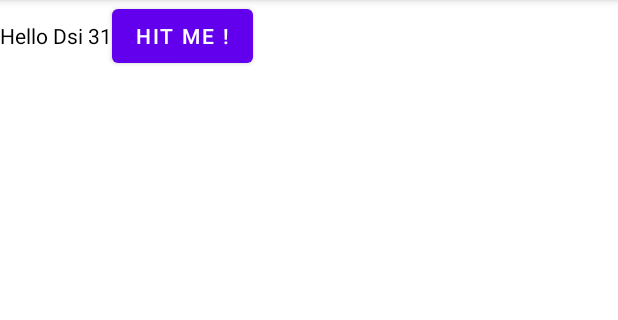
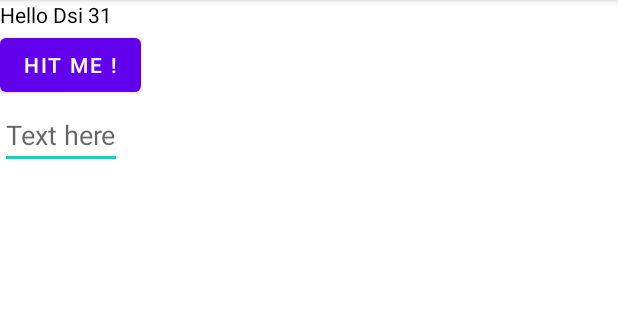
Before and after one commit to MyDevMobileCourse/RevisionExamTp, an Android app: the screen it shows after launch (MainActivity), after a tap on "HIT ME !", on a phone screen of 412 x 824 dp, the part 84-404 px from its top. Run offline under Robolectric (Android 15) with nearby library versions, the phone set to English and light mode, and no system bars.

Commit message:
add edit Text

```diff
--- a/app/src/main/java/com/example/examtprevision/MainActivity.kt
+++ b/app/src/main/java/com/example/examtprevision/MainActivity.kt
@@ -4,23 +4,31 @@ import android.graphics.Color
 import androidx.appcompat.app.AppCompatActivity
 import android.os.Bundle
 import android.widget.Button
+import android.widget.EditText
 import android.widget.TextView
 import androidx.core.view.isVisible
 
 class MainActivity : AppCompatActivity() {
     lateinit var myText :TextView
     lateinit var myButton : Button
+    lateinit var myEditText : EditText
     override fun onCreate(savedInstanceState: Bundle?) {
         super.onCreate(savedInstanceState)
         setContentView(R.layout.activity_main)
         myText = findViewById(R.id.mytext)
         myButton = findViewById(R.id.mybutton)
+        myEditText = findViewById(R.id.myEditText)
         myText.isVisible = false
         myButton.setOnClickListener {
-            myText.setTextColor(Color.BLACK)
-            myText.setBackgroundColor(Color.WHITE)
-            myText.text = "Hello Dsi 31"
+            if(myEditText.text.toString().isBlank()){
+                myText.setTextColor(Color.BLACK)
+                myText.setBackgroundColor(Color.WHITE)
+                myText.text = "Hello Dsi 31"
+            }else{
+                myText.text = myEditText.text.toString()
+            }
             myText.isVisible = true
+
 
         }
 
--- a/app/src/main/res/layout/activity_main.xml
+++ b/app/src/main/res/layout/activity_main.xml
@@ -4,19 +4,26 @@
     xmlns:tools="http://schemas.android.com/tools"
     android:layout_width="match_parent"
     android:layout_height="match_parent"
+    android:orientation="vertical"
     tools:context=".MainActivity">
 
     <TextView
         android:id="@+id/mytext"
         android:layout_width="wrap_content"
         android:layout_height="wrap_content"
-        android:text="Hello DSI31"
-    />
+        android:text="Hello DSI31" />
+
     <Button
         android:id="@+id/mybutton"
+        android:layout_width="wrap_content"
         android:layout_height="wrap_content"
+        android:text="Hit me !" />
+
+    <EditText
+        android:id="@+id/myEditText"
         android:layout_width="wrap_content"
-        android:text="Hit me !"
+        android:layout_height="wrap_content"
+        android:hint="Text here"
         />
 
 </LinearLayout>
```
